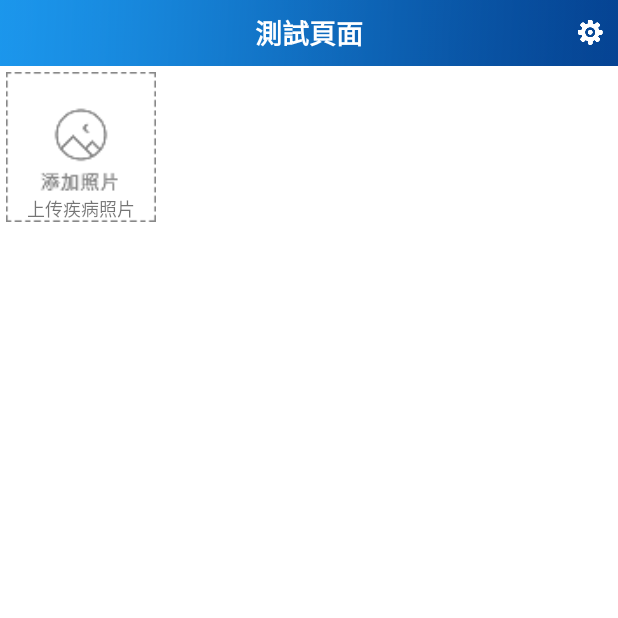
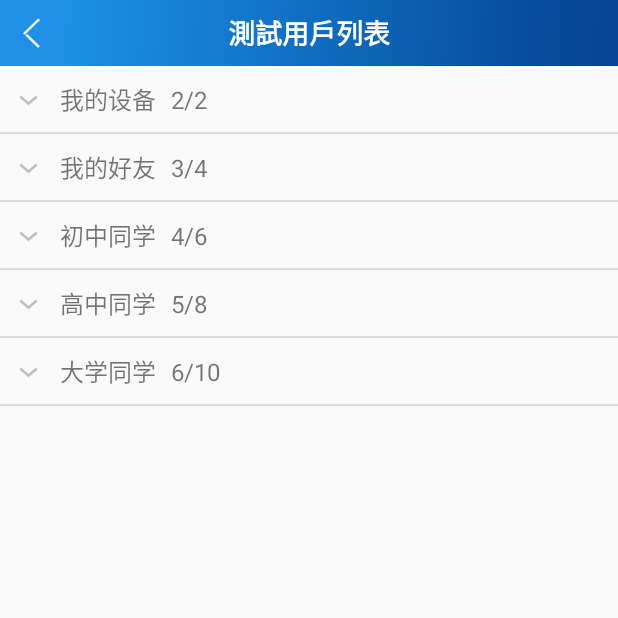
Before and after one commit to darlyhellen/workorder, an Android app: the screen it shows after launch (MainActivity before the commit, EquipmentMenuAcitvity after it), on a phone screen of 412 x 824 dp, the top half of it. Run offline under Robolectric (Android 15) with nearby library versions, the phone set to English and light mode, and no system bars; 1 statement that could not run was skipped.

Commit message:
新增 ExpandableListView 控件，實現二級菜單折疊效果

```diff
--- /dev/null
+++ b/WorkOrder/app/src/main/java/com/xiangxun/workorder/bean/ChildData.java
@@ -0,0 +1,43 @@
+package com.xiangxun.workorder.bean;
+
+import java.io.Serializable;
+
+/**
+ * Created by Administrator on 2017/6/5.
+ */
+
+public class ChildData implements Serializable {
+    private String url;
+    private String name;
+    private String content;
+
+    public ChildData(String url, String name, String content) {
+        this.url = url;
+        this.name = name;
+        this.content = content;
+    }
+
+    public String getUrl() {
+        return url;
+    }
+
+    public void setUrl(String url) {
+        this.url = url;
+    }
+
+    public String getName() {
+        return name;
+    }
+
+    public void setName(String name) {
+        this.name = name;
+    }
+
+    public String getContent() {
+        return content;
+    }
+
+    public void setContent(String content) {
+        this.content = content;
+    }
+}
--- /dev/null
+++ b/WorkOrder/app/src/main/java/com/xiangxun/workorder/bean/GroupData.java
@@ -0,0 +1,37 @@
+package com.xiangxun.workorder.bean;
+
+import java.io.Serializable;
+
+/**
+ * Created by Administrator on 2017/6/5.
+ */
+
+public class GroupData implements Serializable {
+    private String name;
+    private String num;
+
+    public GroupData(String name) {
+        this.name = name;
+    }
+
+    public GroupData(String name, String num) {
+        this.name = name;
+        this.num = num;
+    }
+
+    public String getName() {
+        return name;
+    }
+
+    public void setName(String name) {
+        this.name = name;
+    }
+
+    public String getNum() {
+        return num;
+    }
+
+    public void setNum(String num) {
+        this.num = num;
+    }
+}
--- /dev/null
+++ b/WorkOrder/app/src/main/java/com/xiangxun/workorder/ui/EquipmentMenuAcitvity.java
@@ -0,0 +1,125 @@
+package com.xiangxun.workorder.ui;
+
+import android.os.Bundle;
+import android.view.View;
+import android.view.View.OnClickListener;
+import android.widget.ExpandableListView;
+
+import com.hellen.baseframe.binder.ContentBinder;
+import com.hellen.baseframe.binder.ViewsBinder;
+import com.hellen.baseframe.common.dlog.DLog;
+import com.xiangxun.workorder.R;
+import com.xiangxun.workorder.base.BaseActivity;
+import com.xiangxun.workorder.bean.ChildData;
+import com.xiangxun.workorder.bean.GroupData;
+import com.xiangxun.workorder.ui.adapter.ExpandableListViewAdapter;
+import com.xiangxun.workorder.widget.header.HeaderView;
+
+import java.util.ArrayList;
+import java.util.List;
+
+/**
+ * Created by Administrator on 2017/6/5.
+ * @TODO: 設備管理功能頁面，包括幾大點。下拉列表。點擊進設備列表。然後點擊進詳情。
+ */
+@ContentBinder(R.layout.activity_equipment)
+public class EquipmentMenuAcitvity extends BaseActivity implements OnClickListener {
+    @ViewsBinder(R.id.id_equipment_header)
+    private HeaderView header;
+    @ViewsBinder(R.id.id_equipment_listview)
+    private ExpandableListView listView;
+    private ExpandableListViewAdapter adapter;
+
+
+
+    private List<GroupData> groupList;
+    private List<List<ChildData>> childList;
+
+    private String[] url;
+    @Override
+    protected void initView(Bundle savedInstanceState) {
+
+        header.setTitle("測試用戶列表");
+        header.setLeftBackgroundResource(R.mipmap.ic_title_back);
+        header.setRightBackgroundResource(0);
+        groupList = new ArrayList<>();
+        childList = new ArrayList<>();
+        loadsData();
+        adapter = new ExpandableListViewAdapter(this, groupList, childList);
+        listView.setAdapter(adapter);
+
+        //重写OnGroupClickListener，实现当展开时，ExpandableListView不自动滚动
+        listView.setOnGroupClickListener(new ExpandableListView.OnGroupClickListener() {
+            @Override
+            public boolean onGroupClick(ExpandableListView parent, View v, int groupPosition, long id) {
+                if (parent.isGroupExpanded(groupPosition)) {
+                    parent.collapseGroup(groupPosition);
+                } else {
+                    //第二个参数false表示展开时是否触发默认滚动动画
+                    parent.expandGroup(groupPosition, false);
+                }
+                //telling the listView we have handled the group click, and don't want the default actions.
+                return true;
+            }
+        });
+    }
+
+    @Override
+    protected void initListener() {
+        header.setLeftBackOneListener(this);
+        listView.setOnChildClickListener(new ExpandableListView.OnChildClickListener() {
+            @Override
+            public boolean onChildClick(ExpandableListView parent, View v, int groupPosition, int childPosition, long id) {
+               ChildData data = (ChildData) adapter.getChild(groupPosition,childPosition);
+                DLog.i(getClass().getSimpleName(),groupPosition+"---"+childPosition+"---"+data.getName());
+                return false;
+            }
+        });
+    }
+
+    private void loadsData() {
+        url = new String[]{
+                "http://cdn.duitang.com/uploads/item/201506/07/20150607125903_vFWC5.png",
+                "http://upload.qqbody.com/ns/20160915/202359954jalrg3mqoei.jpg",
+                "http://tupian.qqjay.com/tou3/2016/0726/8529f425cf23fd5afaa376c166b58e29.jpg",
+                "http://cdn.duitang.com/uploads/item/201607/13/20160713094718_Xe3Tc.png",
+                "http://img3.imgtn.bdimg.com/it/u=1808104956,526590423&fm=11&gp=0.jpg",
+                "http://tupian.qqjay.com/tou3/2016/0725/5d6272a4acd7e21b2391aff92f765018.jpg"
+        };
+
+        List<String> group = new ArrayList<>();
+        group.add("我的设备");
+        group.add("我的好友");
+        group.add("初中同学");
+        group.add("高中同学");
+        group.add("大学同学");
+
+        for (int i = 0; i < group.size(); i++) {
+            GroupData gd = new GroupData(group.get(i), (i + 2) + "/" + (2 * i + 2));
+            groupList.add(gd);
+        }
+
+        for (int i = 0; i < group.size(); i++) {
+            List<ChildData> list = new ArrayList<>();
+            for (int j = 0; j < 2 * i + 2; j++) {
+                ChildData cd = null;
+                if (i == 0) {
+                    cd = new ChildData("null", "我的手机", "上次登录");
+                    list.add(cd);
+                    cd = new ChildData("null", "发现新设备", "玩转只能信设备，发现新生活");
+                    list.add(cd);
+                    break;
+                } else {
+                    cd = new ChildData(url[j % url.length], "张三" + j, "你好！！！");
+                    list.add(cd);
+                }
+            }
+            childList.add(list);
+        }
+    }
+
+    @Override
+    public void onClick(View v) {
+        finish();
+    }
+}
--- a/WorkOrder/app/src/main/java/com/xiangxun/workorder/ui/MainActivity.java
+++ b/WorkOrder/app/src/main/java/com/xiangxun/workorder/ui/MainActivity.java
@@ -158,6 +158,7 @@ public class MainActivity extends BaseActivity implements View.OnClickListener,
             this.data.add(this.data.size() - 1, head_path);
             //this.data.add(this.data.size() - 1, "http://img0.imgtn.bdimg.com/it/u=4195805644,827754888&fm=23&gp=0.jpg");
             adapter.notifyDataSetChanged();
+            adapter.setData(this.data);
             //pop.cropPhoto(Uri.fromFile(temp));// 裁剪图片
             //这里不需要裁剪图片。
         }
--- a/WorkOrder/app/src/main/java/com/xiangxun/workorder/ui/MainActivity_V0.java
+++ b/WorkOrder/app/src/main/java/com/xiangxun/workorder/ui/WorkOrderMenuActivity.java
@@ -40,7 +40,7 @@ import java.util.Random;
  * @TODO: 首页静态页面, 暂时没有接口网络请求。
  */
 @ContentBinder(R.layout.activity_main_v0)
-public class MainActivity_V0 extends BaseActivity implements View.OnClickListener, MainV0Listener.MainV0Interface, AdapterView.OnItemClickListener, StaticListener.RefreshMainUIListener {
+public class WorkOrderMenuActivity extends BaseActivity implements View.OnClickListener, MainV0Listener.MainV0Interface, AdapterView.OnItemClickListener, StaticListener.RefreshMainUIListener {
 
 
     public static final String 工单管理 = "工单管理";
--- /dev/null
+++ b/WorkOrder/app/src/main/java/com/xiangxun/workorder/ui/adapter/ExpandableListViewAdapter.java
@@ -0,0 +1,173 @@
+package com.xiangxun.workorder.ui.adapter;
+
+import android.content.Context;
+import android.database.DataSetObserver;
+import android.view.LayoutInflater;
+import android.view.View;
+import android.view.ViewGroup;
+import android.widget.ExpandableListAdapter;
+import android.widget.ImageView;
+import android.widget.TextView;
+
+import com.xiangxun.workorder.R;
+import com.xiangxun.workorder.bean.ChildData;
+import com.xiangxun.workorder.bean.GroupData;
+import com.xiangxun.workorder.common.image.ImageLoaderUtil;
+
+import java.util.List;
+
+/**
+ * Created by Administrator on 2017/6/5.
+ */
+
+public class ExpandableListViewAdapter implements ExpandableListAdapter {
+    private Context context;
+    private List<GroupData> groupData;
+    private List<List<ChildData>> childData;
+    public ExpandableListViewAdapter(Context context, List<GroupData> groupData, List<List<ChildData>> childData) {
+        this.context = context;
+        this.groupData = groupData;
+        this.childData = childData;
+    }
+    @Override
+    public void registerDataSetObserver(DataSetObserver observer) {
+
+    }
+
+    @Override
+    public void unregisterDataSetObserver(DataSetObserver observer) {
+
+    }
+
+    @Override
+    public int getGroupCount() {
+        int ret = 0;
+        if (groupData != null) {
+            ret = groupData.size();
+        }
+        return ret;
+    }
+
+    @Override
+    public int getChildrenCount(int groupPosition) {
+        int ret = 0;
+        if (childData != null) {
+            ret = childData.get(groupPosition).size();
+        }
+        return ret;
+    }
+
+    @Override
+    public Object getGroup(int groupPosition) {
+        return groupData.get(groupPosition);
+    }
+
+    @Override
+    public Object getChild(int groupPosition, int childPosition) {
+        return childData.get(groupPosition).get(childPosition);
+    }
+
+    @Override
+    public long getGroupId(int groupPosition) {
+        return groupPosition;
+    }
+
+    @Override
+    public long getChildId(int groupPosition, int childPosition) {
+        return childPosition;
+    }
+
+    @Override
+    public boolean hasStableIds() {
+        return true;
+    }
+
+    @Override
+    public View getGroupView(int groupPosition, boolean isExpanded, View convertView, ViewGroup parent) {
+        GroupViewHolder holder = null;
+        if (convertView == null) {
+            convertView = LayoutInflater.from(context).inflate(R.layout.item_group_expandablelistview, null);
+            holder = new GroupViewHolder();
+            holder.img = (ImageView) convertView.findViewById(R.id.id_item_equip_iv);
+            holder.tv_name = (TextView) convertView.findViewById(R.id.id_item_equip_name);
+            holder.tv_num = (TextView) convertView.findViewById(R.id.id_item_equip_num);
+            convertView.setTag(holder);
+        } else {
+            holder = (GroupViewHolder) convertView.getTag();
+        }
+        GroupData groupData = this.groupData.get(groupPosition);
+        //是否展开
+//        if (isExpanded) {
+//            holder.img.setImageResource(R.drawable.img_bottom);
+//        } else {
+//            holder.img.setImageResource(R.drawable.img_right);
+//        }
+        holder.tv_name.setText(groupData.getName());
+        holder.tv_num.setText(groupData.getNum());
+        return convertView;
+    }
+
+    @Override
+    public View getChildView(int groupPosition, int childPosition, boolean isLastChild, View convertView, ViewGroup parent) {
+        ChildViewHolder holder = null;
+        if (convertView == null) {
+            convertView = LayoutInflater.from(context).inflate(R.layout.item_child_expandablelistview, null);
+            holder = new ChildViewHolder();
+            holder.img = (ImageView) convertView.findViewById(R.id.id_item_equip_child_head);
+            holder.tv_name = (TextView) convertView.findViewById(R.id.id_item_equip_child_name);
+            holder.tv_content = (TextView) convertView.findViewById(R.id.id_item_equip_child_content);
+            convertView.setTag(holder);
+        } else {
+            holder = (ChildViewHolder) convertView.getTag();
+        }
+        ChildData childData = this.childData.get(groupPosition).get(childPosition);
+        ImageLoaderUtil.getInstance().loadImageNor(childData.getUrl(),holder.img);
+        holder.tv_name.setText(childData.getName());
+        holder.tv_content.setText(childData.getContent());
+        return convertView;
+    }
+
+    @Override
+    public boolean isChildSelectable(int groupPosition, int childPosition) {
+        return true;
+    }
+
+    @Override
+    public boolean areAllItemsEnabled() {
+        return false;
+    }
+
+    @Override
+    public boolean isEmpty() {
+        return false;
+    }
+
+    @Override
+    public void onGroupExpanded(int groupPosition) {
+
+    }
+
+    @Override
+    public void onGroupCollapsed(int groupPosition) {
+
+    }
+
+    @Override
+    public long getCombinedChildId(long groupId, long childId) {
+        return 0;
+    }
+
+    @Override
+    public long getCombinedGroupId(long groupId) {
+        return 0;
+    }
+    class GroupViewHolder {
+        ImageView img;
+        TextView tv_name, tv_num;
+    }
+
+    class ChildViewHolder {
+        ImageView img;
+        TextView tv_name, tv_content;
+    }
+}
--- a/WorkOrder/app/src/main/java/com/xiangxun/workorder/ui/adapter/MainDetailImageAdapter.java
+++ b/WorkOrder/app/src/main/java/com/xiangxun/workorder/ui/adapter/MainDetailImageAdapter.java
@@ -61,7 +61,7 @@ public class MainDetailImageAdapter extends ParentAdapter<String> {
         } else {
             viewHolder = (ViewHolder) view.getTag();
         }
-
+        if (viewGroup.getChildCount() == position) { // 里面就是正常的position
 
             if (position == (data.size() - 1)) {
                 viewHolder.photo.setImageResource(R.drawable.add_publish_image);
@@ -74,7 +74,7 @@ public class MainDetailImageAdapter extends ParentAdapter<String> {
                         "file://" + data.get(position), viewHolder.photo);
 
             }
-
+        }
         // 给删除绑定点击监听器，点击触发OnClickListener的onClick()方法
         // 响应按钮点击事件,调用子定义接口，并传入View
         viewHolder.close.setOnClickListener(new View.OnClickListener() {
--- /dev/null
+++ b/WorkOrder/app/src/main/res/layout/activity_equipment.xml
@@ -0,0 +1,16 @@
+<?xml version="1.0" encoding="utf-8"?><!--设置页面内容-->
+<LinearLayout xmlns:android="http://schemas.android.com/apk/res/android"
+    android:layout_width="match_parent"
+    android:layout_height="match_parent"
+    android:orientation="vertical">
+
+    <com.xiangxun.workorder.widget.header.HeaderView
+        android:id="@+id/id_equipment_header"
+        android:layout_width="match_parent"
+        android:layout_height="wrap_content" />
+    <ExpandableListView
+        android:id="@+id/id_equipment_listview"
+        android:layout_width="match_parent"
+        android:layout_height="match_parent"/>
+
+</LinearLayout>
--- /dev/null
+++ b/WorkOrder/app/src/main/res/layout/item_group_expandablelistview.xml
@@ -0,0 +1,27 @@
+<?xml version="1.0" encoding="utf-8"?>
+<LinearLayout xmlns:android="http://schemas.android.com/apk/res/android"
+    android:layout_width="match_parent"
+    android:layout_height="match_parent"
+    android:orientation="horizontal"
+    android:padding="10dp">
+
+    <ImageView
+        android:id="@+id/id_item_equip_iv"
+        android:layout_width="20dp"
+        android:layout_height="20dp"
+        android:scaleType="fitXY" />
+
+    <TextView
+        android:id="@+id/id_item_equip_name"
+        android:layout_width="wrap_content"
+        android:layout_height="wrap_content"
+        android:layout_marginLeft="10dp"
+        android:textSize="16sp" />
+
+    <TextView
+        android:id="@+id/id_item_equip_num"
+        android:layout_width="wrap_content"
+        android:layout_height="wrap_content"
+        android:layout_marginLeft="10dp"
+        android:textSize="16sp" />
+</LinearLayout>
--- a/WorkOrder/app/src/main/res/layout/item_main_detail_image_adapter.xml
+++ b/WorkOrder/app/src/main/res/layout/item_main_detail_image_adapter.xml
@@ -22,7 +22,6 @@
         android:layout_centerHorizontal="true"
         android:layout_margin="5dp"
         android:singleLine="true"
-        android:text="上传疾病照片"
         android:textSize="12sp" />
 
 </RelativeLayout>
```
Also changed, not shown: WorkOrder/app/src/main/AndroidManifest.xml (+16 -11 lines), WorkOrder/app/src/main/java/com/xiangxun/workorder/ui/MaintenanceActivity.java (+1 -6 lines), WorkOrder/app/src/main/java/com/xiangxun/workorder/ui/adapter/DetailOrderImageAdapter.java (+40 -40 lines), WorkOrder/app/src/main/java/com/xiangxun/workorder/ui/main/ShowImageViewActivity.java (+6 -1 lines), WorkOrder/app/src/main/res/layout/item_child_expandablelistview.xml (added, +33 -0 lines). Lines whose indentation alone changed are shown as unchanged.
